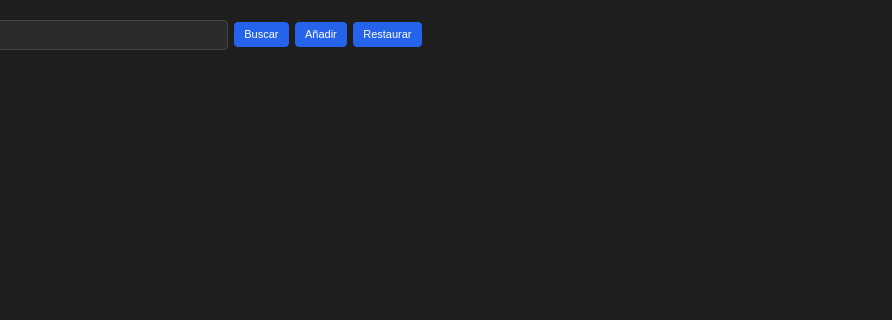
V-Patronus/EDMonitor, file ui/gagesBoard.ui: the form before one commit; both pictures show x 243 to 1135 and y 0 to 320 of the 1135 by 753 pixel window.
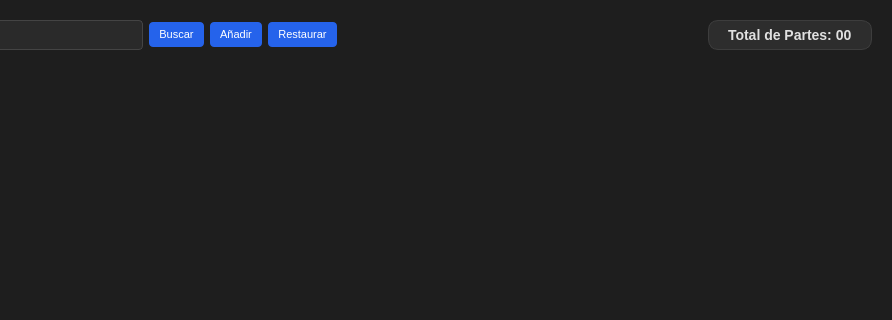
The form after the commit.

The edit to the form file:
```diff
--- a/ui/gagesBoard.ui
+++ b/ui/gagesBoard.ui
@@ -53,6 +53,17 @@
      min-width: 250px;
     }
     QLabel.chip.found { background-color: #22c55e; color: white; }
+
+QLabel#totalPartes {
+        background-color: #2d2d2d;      /* Fondo gris oscuro */
+        color: #e0e0e0;                 /* Texto blanco suave */
+        border: 1px solid #3d3d3d;      /* Borde sutil */
+        border-radius: 10px;            /* Esquinas redondeadas */
+        padding: 5px 15px;              /* Espaciado interno */
+        font-family: 'Segoe UI', Arial; /* Tipografía moderna */
+        font-size: 14px;
+        font-weight: bold;
+}
    </string>
   </property>
   <layout class="QVBoxLayout" name="mainLayout">
@@ -100,6 +111,13 @@
         </property>
        </spacer>
       </item>
+      <item>
+       <widget class="QLabel" name="totalPartes">
+        <property name="text">
+         <string>Total de Partes: 00</string>
+        </property>
+       </widget>
+      </item>
      </layout>
     </widget>
    </item>
```
